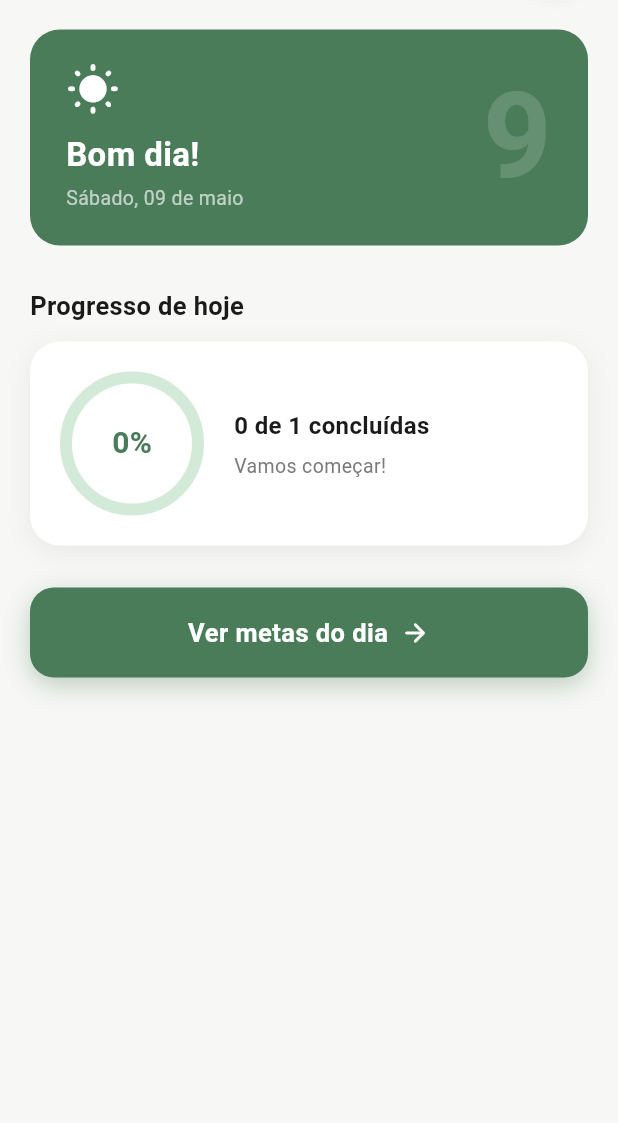
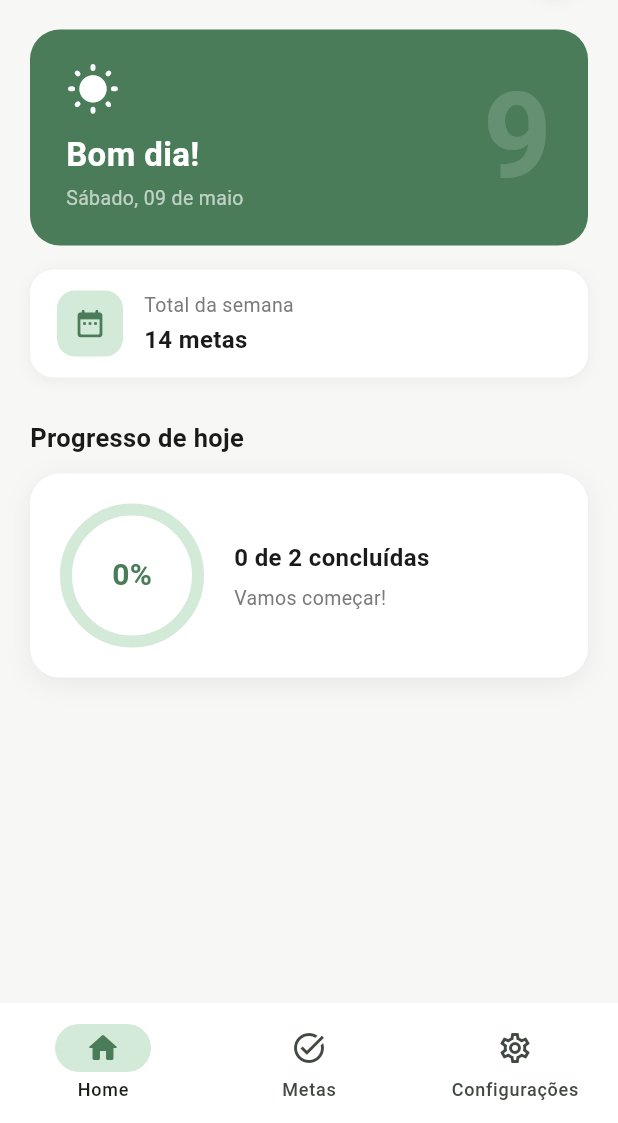
Before and after one commit to JotaDouglas/myweek, a Flutter app: the screen it shows after launch, on a phone screen of 412 x 824 dp, the part 113-1236 px from its top. Run offline on Flutter 3.47's test engine with Material 3 defaults, Android fonts, the phone set to English and light mode, and no system bars; Roboto replaces fonts that are missing (SF Pro Display).

Commit message:
feat: navegaçao e card de metas da semana

```diff
--- a/lib/app/my_week_app.dart
+++ b/lib/app/my_week_app.dart
@@ -5,7 +5,7 @@ import '../core/theme/cores_app.dart';
 import '../data/repositories/meta_repository_memoria.dart';
 import '../viewmodels/metas_recorrentes_viewmodel.dart';
 import '../viewmodels/semana_viewmodel.dart';
-import '../views/tela_inicial/tela_inicial_page.dart';
+import '../views/navegacao/navegacao_page.dart';
 
 class MyWeekApp extends StatelessWidget {
   const MyWeekApp({super.key});
@@ -32,7 +32,7 @@ class MyWeekApp extends StatelessWidget {
           fontFamily: 'SF Pro Display',
           useMaterial3: true,
         ),
-        home: const TelaInicialPage(),
+        home: const NavegacaoPage(),
       ),
     );
   }
--- a/lib/viewmodels/semana_viewmodel.dart
+++ b/lib/viewmodels/semana_viewmodel.dart
@@ -13,9 +13,11 @@ class SemanaViewModel extends ChangeNotifier {
 
   DateTime _diaSelecionado = DateTime.now();
   List<MetaDiaria> _metasDoDia = [];
+  int _totalMetasDaSemana = 0;
 
   DateTime get diaSelecionado => _diaSelecionado;
   List<MetaDiaria> get metasDoDia => List.unmodifiable(_metasDoDia);
+  int get totalMetasDaSemana => _totalMetasDaSemana;
 
   Future<void> selecionarDia(DateTime dia) async {
     _diaSelecionado = dia;
@@ -26,6 +28,22 @@ class SemanaViewModel extends ChangeNotifier {
 
   Future<void> inicializar() async {
     await selecionarDia(_diaSelecionado);
+    await _carregarTotalDaSemana();
+  }
+
+  Future<void> _carregarTotalDaSemana() async {
+    final hoje = DateTime.now();
+    final inicioSemana = hoje.subtract(Duration(days: hoje.weekday - 1));
+
+    int total = 0;
+    for (int i = 0; i < 7; i++) {
+      final dia = inicioSemana.add(Duration(days: i));
+      await gerarMetasRecorrentesDoDia(dia);
+      final metas = await _repository.buscarMetasDoDia(dia);
+      total += metas.length;
+    }
+    _totalMetasDaSemana = total;
+    notifyListeners();
   }
 
   Future<void> gerarMetasRecorrentesDoDia(DateTime dia) async {
@@ -67,6 +85,7 @@ class SemanaViewModel extends ChangeNotifier {
       ),
     );
     await _carregarMetasDoDia(_diaSelecionado);
+    _totalMetasDaSemana++;
     notifyListeners();
   }
 
--- /dev/null
+++ b/lib/views/navegacao/navegacao_page.dart
@@ -0,0 +1,55 @@
+import 'package:flutter/material.dart';
+
+import '../../core/theme/cores_app.dart';
+import '../configuracoes/configuracoes_page.dart';
+import '../semana/semana_page.dart';
+import '../tela_inicial/tela_inicial_page.dart';
+
+class NavegacaoPage extends StatefulWidget {
+  const NavegacaoPage({super.key});
+
+  @override
+  State<NavegacaoPage> createState() => _NavegacaoPageState();
+}
+
+class _NavegacaoPageState extends State<NavegacaoPage> {
+  int _indiceAtual = 0;
+
+  @override
+  Widget build(BuildContext context) {
+    return Scaffold(
+      body: IndexedStack(
+        index: _indiceAtual,
+        children: const [
+          TelaInicialPage(),
+          SemanaPage(),
+          ConfiguracoesPage(),
+        ],
+      ),
+      bottomNavigationBar: NavigationBar(
+        backgroundColor: Colors.white,
+        indicatorColor: CoresApp.primariaSuave,
+        selectedIndex: _indiceAtual,
+        onDestinationSelected: (indice) =>
+            setState(() => _indiceAtual = indice),
+        destinations: const [
+          NavigationDestination(
+            icon: Icon(Icons.home_outlined),
+            selectedIcon: Icon(Icons.home_rounded, color: CoresApp.primaria),
+            label: 'Home',
+          ),
+          NavigationDestination(
+            icon: Icon(Icons.task_alt_outlined),
+            selectedIcon: Icon(Icons.task_alt_rounded, color: CoresApp.primaria),
+            label: 'Metas',
+          ),
+          NavigationDestination(
+            icon: Icon(Icons.settings_outlined),
+            selectedIcon: Icon(Icons.settings_rounded, color: CoresApp.primaria),
+            label: 'Configurações',
+          ),
+        ],
+      ),
+    );
+  }
+}
--- a/lib/views/tela_inicial/tela_inicial_page.dart
+++ b/lib/views/tela_inicial/tela_inicial_page.dart
@@ -5,7 +5,6 @@ import '../../core/enums/periodo_dia.dart';
 import '../../core/theme/cores_app.dart';
 import '../../core/utils/formatador_data.dart';
 import '../../viewmodels/semana_viewmodel.dart';
-import '../semana/semana_page.dart';
 import 'widgets/indicador_progresso_diario.dart';
 
 class TelaInicialPage extends StatefulWidget {
@@ -44,6 +43,8 @@ class _TelaInicialPageState extends State<TelaInicialPage> {
               _cabecalho(info),
               const SizedBox(height: 20),
               _cartaoSaudacao(info),
+              const SizedBox(height: 16),
+              _cardTotalSemana(vm.totalMetasDaSemana),
               const SizedBox(height: 28),
               const Text(
                 'Progresso de hoje',
@@ -55,8 +56,6 @@ class _TelaInicialPageState extends State<TelaInicialPage> {
               ),
               const SizedBox(height: 12),
               IndicadorProgressoDiario(total: total, concluidas: concluidas),
-              const SizedBox(height: 28),
-              _botaoVerMetas(),
               const SizedBox(height: 32),
             ],
           ),
@@ -164,45 +163,58 @@ class _TelaInicialPageState extends State<TelaInicialPage> {
     );
   }
 
-  Widget _botaoVerMetas() {
-    return GestureDetector(
-      onTap: () async {
-        await Navigator.push(
-          context,
-          MaterialPageRoute(builder: (_) => const SemanaPage()),
-        );
-        if (mounted) context.read<SemanaViewModel>().inicializar();
-      },
-      child: Container(
-        width: double.infinity,
-        padding: const EdgeInsets.symmetric(vertical: 18),
+  Widget _cardTotalSemana(int total) {
+    return Container(
+      padding: const EdgeInsets.symmetric(horizontal: 18, vertical: 14),
       decoration: BoxDecoration(
-          color: CoresApp.primaria,
+        color: Colors.white,
         borderRadius: BorderRadius.circular(16),
         boxShadow: [
           BoxShadow(
-              color: CoresApp.primaria.withValues(alpha: 0.35),
-              blurRadius: 14,
-              offset: const Offset(0, 5),
+            color: Colors.black.withValues(alpha: 0.05),
+            blurRadius: 8,
+            offset: const Offset(0, 2),
           ),
         ],
       ),
-        child: const Row(
-          mainAxisAlignment: MainAxisAlignment.center,
+      child: Row(
         children: [
-            Text(
-              'Ver metas do dia',
-              style: TextStyle(
-                color: Colors.white,
-                fontSize: 17,
-                fontWeight: FontWeight.w600,
-                letterSpacing: 0.3,
+          Container(
+            width: 44,
+            height: 44,
+            decoration: BoxDecoration(
+              color: CoresApp.primariaSuave,
+              borderRadius: BorderRadius.circular(12),
+            ),
+            child: const Icon(
+              Icons.date_range_rounded,
+              color: CoresApp.primaria,
+              size: 22,
             ),
           ),
-            SizedBox(width: 8),
-            Icon(Icons.arrow_forward_rounded, color: Colors.white, size: 20),
+          const SizedBox(width: 14),
+          Column(
+            crossAxisAlignment: CrossAxisAlignment.start,
+            children: [
+              const Text(
+                'Total da semana',
+                style: TextStyle(
+                  fontSize: 13,
+                  color: CoresApp.textoSecundario,
+                ),
+              ),
+              const SizedBox(height: 2),
+              Text(
+                '$total ${total == 1 ? 'meta' : 'metas'}',
+                style: const TextStyle(
+                  fontSize: 16,
+                  fontWeight: FontWeight.w600,
+                  color: CoresApp.textoPrimario,
+                ),
+              ),
             ],
           ),
+        ],
       ),
     );
   }
```
Also changed, not shown: lib/views/configuracoes/configuracoes_page.dart (added, +123 -0 lines), lib/views/semana/semana_page.dart (+0 -20 lines). Lines whose indentation alone changed are shown as unchanged.
